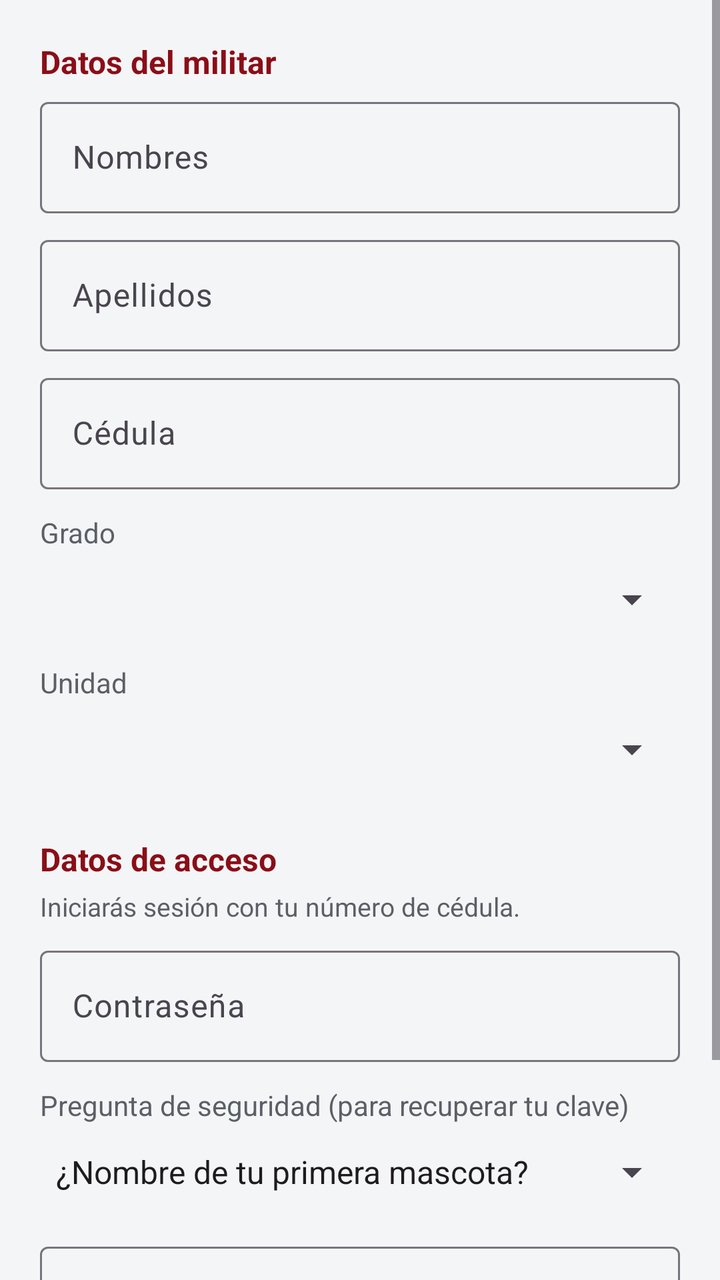
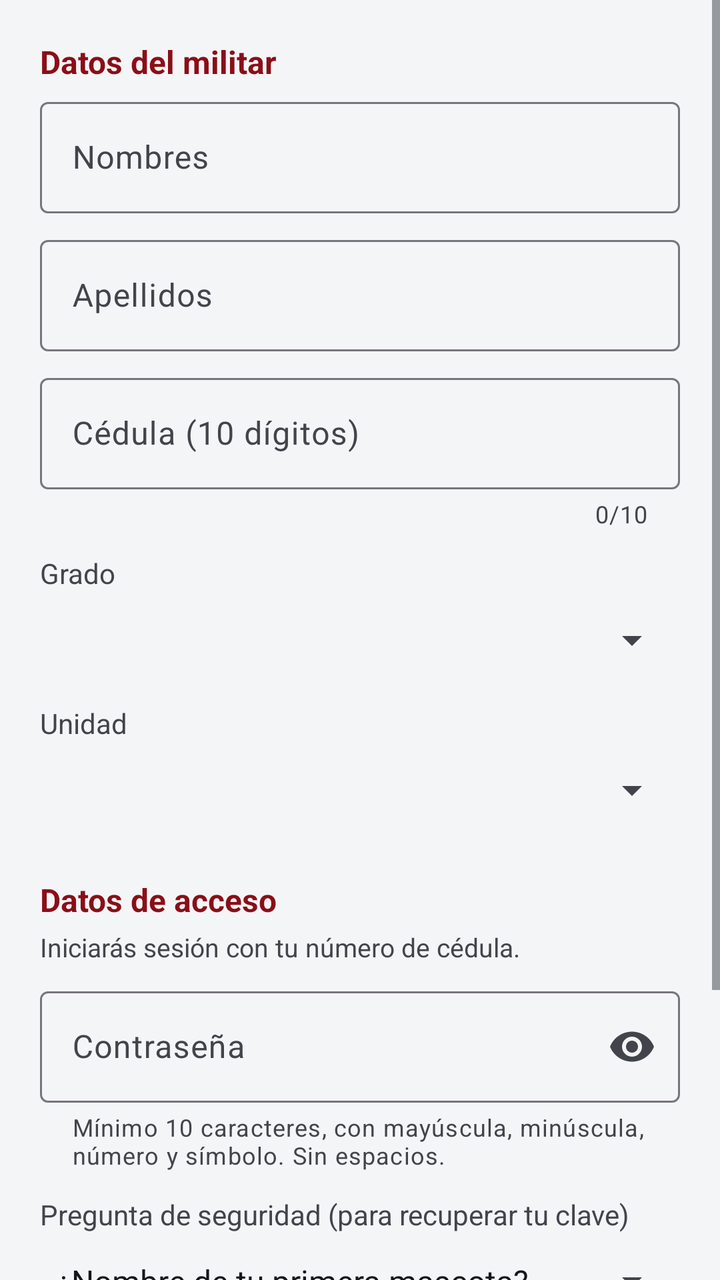

An Android layout rendered at two revisions. The XML below is the earlier revision; the diff shows what the commit changed to produce the second picture.
<!-- AndroidManifest.xml: application theme Theme.Confronta -->
<!-- res/layout/activity_registro.xml -->
<?xml version="1.0" encoding="utf-8"?>
<ScrollView xmlns:android="http://schemas.android.com/apk/res/android"
    android:layout_width="match_parent"
    android:layout_height="match_parent"
    android:background="@color/gris_fondo"
    android:fillViewport="true">

    <LinearLayout
        android:layout_width="match_parent"
        android:layout_height="wrap_content"
        android:orientation="vertical"
        android:padding="20dp">

        <TextView
            android:layout_width="wrap_content"
            android:layout_height="wrap_content"
            android:text="Datos del militar"
            android:textStyle="bold"
            android:textColor="@color/verde_militar_oscuro"
            android:textSize="16sp"
            android:layout_marginBottom="4dp" />

        <com.google.android.material.textfield.TextInputLayout
            android:layout_width="match_parent" android:layout_height="wrap_content"
            android:hint="Nombres">
            <com.google.android.material.textfield.TextInputEditText
                android:id="@+id/etNombres"
                android:layout_width="match_parent" android:layout_height="wrap_content"
                android:inputType="textCapWords" />
        </com.google.android.material.textfield.TextInputLayout>

        <com.google.android.material.textfield.TextInputLayout
            android:layout_width="match_parent" android:layout_height="wrap_content"
            android:layout_marginTop="8dp" android:hint="Apellidos">
            <com.google.android.material.textfield.TextInputEditText
                android:id="@+id/etApellidos"
                android:layout_width="match_parent" android:layout_height="wrap_content"
                android:inputType="textCapWords" />
        </com.google.android.material.textfield.TextInputLayout>

        <com.google.android.material.textfield.TextInputLayout
            android:layout_width="match_parent" android:layout_height="wrap_content"
            android:layout_marginTop="8dp" android:hint="Cédula">
            <com.google.android.material.textfield.TextInputEditText
                android:id="@+id/etCedula"
                android:layout_width="match_parent" android:layout_height="wrap_content"
                android:inputType="number" />
        </com.google.android.material.textfield.TextInputLayout>

        <TextView
            android:layout_width="wrap_content" android:layout_height="wrap_content"
            android:text="Grado" android:layout_marginTop="12dp"
            android:textColor="@color/gris_texto" />
        <Spinner
            android:id="@+id/spGrado"
            android:layout_width="match_parent" android:layout_height="wrap_content"
            android:minHeight="48dp" />

        <TextView
            android:layout_width="wrap_content" android:layout_height="wrap_content"
            android:text="Unidad" android:layout_marginTop="8dp"
            android:textColor="@color/gris_texto" />
        <Spinner
            android:id="@+id/spUnidad"
            android:layout_width="match_parent" android:layout_height="wrap_content"
            android:minHeight="48dp" />

        <TextView
            android:layout_width="wrap_content" android:layout_height="wrap_content"
            android:text="Datos de acceso" android:textStyle="bold"
            android:textColor="@color/verde_militar_oscuro" android:textSize="16sp"
            android:layout_marginTop="20dp" android:layout_marginBottom="4dp" />

        <TextView
            android:layout_width="wrap_content" android:layout_height="wrap_content"
            android:text="Iniciarás sesión con tu número de cédula."
            android:textColor="@color/gris_texto" android:textSize="13sp"
            android:layout_marginBottom="4dp" />

        <com.google.android.material.textfield.TextInputLayout
            android:layout_width="match_parent" android:layout_height="wrap_content"
            android:layout_marginTop="4dp" android:hint="Contraseña">
            <com.google.android.material.textfield.TextInputEditText
                android:id="@+id/etPassword"
                android:layout_width="match_parent" android:layout_height="wrap_content"
                android:inputType="textPassword" />
        </com.google.android.material.textfield.TextInputLayout>

        <TextView
            android:layout_width="wrap_content" android:layout_height="wrap_content"
            android:text="Pregunta de seguridad (para recuperar tu clave)"
            android:layout_marginTop="12dp" android:textColor="@color/gris_texto" />
        <Spinner
            android:id="@+id/spPregunta"
            android:layout_width="match_parent" android:layout_height="wrap_content"
            android:minHeight="48dp"
            android:entries="@array/preguntas_seguridad" />

        <com.google.android.material.textfield.TextInputLayout
            android:layout_width="match_parent" android:layout_height="wrap_content"
            android:layout_marginTop="8dp" android:hint="Respuesta secreta">
            <com.google.android.material.textfield.TextInputEditText
                android:id="@+id/etRespuesta"
                android:layout_width="match_parent" android:layout_height="wrap_content"
                android:inputType="text" />
        </com.google.android.material.textfield.TextInputLayout>

        <com.google.android.material.button.MaterialButton
            android:id="@+id/btnRegistrar"
            android:layout_width="match_parent" android:layout_height="wrap_content"
            android:layout_marginTop="20dp" android:paddingVertical="12dp"
            android:text="Registrarme" android:textSize="16sp" />

        <ProgressBar
            android:id="@+id/progreso"
            android:layout_width="wrap_content" android:layout_height="wrap_content"
            android:layout_gravity="center" android:layout_marginTop="12dp"
            android:visibility="gone" />
    </LinearLayout>
</ScrollView>
<!-- resources referenced by this layout -->
<resources>
  <string-array name="preguntas_seguridad">
          <item>¿Nombre de tu primera mascota?</item>
          <item>¿Ciudad donde naciste?</item>
          <item>¿Nombre de tu mejor amigo de la infancia?</item>
          <item>¿Cuál es tu comida favorita?</item>
          <item>¿Nombre de tu escuela primaria?</item>
      </string-array>
  <color name="gris_fondo">#F4F5F7</color>
  <color name="gris_texto">#5B5F66</color>
  <color name="verde_militar_oscuro">#8A0E17</color>
  <style name="Theme.Confronta" parent="Theme.Material3.DayNight">
          <item name="colorPrimary">@color/verde_militar</item>
          <item name="colorPrimaryDark">@color/verde_militar_oscuro</item>
          <item name="colorOnPrimary">@color/blanco</item>
          <item name="colorSecondary">@color/dorado</item>
          <item name="colorOnSecondary">@color/blanco</item>
          
          <item name="android:statusBarColor">@color/negro</item>
      </style>
  <color name="verde_militar">#C1121F</color>
  <color name="blanco">#FFFFFF</color>
  <color name="dorado">#52565C</color>
  <color name="negro">#14161A</color>
</resources>

<!-- the commit's change to res/layout/activity_registro.xml (unified diff, before → after) -->
@@ -1,5 +1,6 @@
 <?xml version="1.0" encoding="utf-8"?>
 <ScrollView xmlns:android="http://schemas.android.com/apk/res/android"
+    xmlns:app="http://schemas.android.com/apk/res-auto"
     android:layout_width="match_parent"
     android:layout_height="match_parent"
     android:background="@color/gris_fondo"
@@ -20,13 +21,16 @@
             android:textSize="16sp"
             android:layout_marginBottom="4dp" />
 
+        
         <com.google.android.material.textfield.TextInputLayout
             android:layout_width="match_parent" android:layout_height="wrap_content"
             android:hint="Nombres">
             <com.google.android.material.textfield.TextInputEditText
                 android:id="@+id/etNombres"
                 android:layout_width="match_parent" android:layout_height="wrap_content"
-                android:inputType="textCapWords" />
+                android:inputType="textCapCharacters"
+                android:maxLength="60"
+                android:digits="abcdefghijklmnopqrstuvwxyzABCDEFGHIJKLMNOPQRSTUVWXYZáéíóúüñÁÉÍÓÚÜÑ " />
         </com.google.android.material.textfield.TextInputLayout>
 
         <com.google.android.material.textfield.TextInputLayout
@@ -35,22 +39,28 @@
             <com.google.android.material.textfield.TextInputEditText
                 android:id="@+id/etApellidos"
                 android:layout_width="match_parent" android:layout_height="wrap_content"
-                android:inputType="textCapWords" />
+                android:inputType="textCapCharacters"
+                android:maxLength="60"
+                android:digits="abcdefghijklmnopqrstuvwxyzABCDEFGHIJKLMNOPQRSTUVWXYZáéíóúüñÁÉÍÓÚÜÑ " />
         </com.google.android.material.textfield.TextInputLayout>
 
+        
         <com.google.android.material.textfield.TextInputLayout
             android:layout_width="match_parent" android:layout_height="wrap_content"
-            android:layout_marginTop="8dp" android:hint="Cédula">
+            android:layout_marginTop="8dp" android:hint="Cédula (10 dígitos)"
+            app:counterEnabled="true" app:counterMaxLength="10">
             <com.google.android.material.textfield.TextInputEditText
                 android:id="@+id/etCedula"
                 android:layout_width="match_parent" android:layout_height="wrap_content"
-                android:inputType="number" />
+                android:inputType="number"
+                android:maxLength="10"
+                android:digits="0123456789" />
         </com.google.android.material.textfield.TextInputLayout>
 
         <TextView
             android:layout_width="wrap_content" android:layout_height="wrap_content"
             android:text="Grado" android:layout_marginTop="12dp"
-            android:textColor="@color/gris_texto" />
+            android:textColor="@color/texto_secundario" />
         <Spinner
             android:id="@+id/spGrado"
             android:layout_width="match_parent" android:layout_height="wrap_content"
@@ -59,7 +69,7 @@
         <TextView
             android:layout_width="wrap_content" android:layout_height="wrap_content"
             android:text="Unidad" android:layout_marginTop="8dp"
-            android:textColor="@color/gris_texto" />
+            android:textColor="@color/texto_secundario" />
         <Spinner
             android:id="@+id/spUnidad"
             android:layout_width="match_parent" android:layout_height="wrap_content"
@@ -74,22 +84,28 @@
         <TextView
             android:layout_width="wrap_content" android:layout_height="wrap_content"
             android:text="Iniciarás sesión con tu número de cédula."
-            android:textColor="@color/gris_texto" android:textSize="13sp"
+            android:textColor="@color/texto_secundario" android:textSize="13sp"
             android:layout_marginBottom="4dp" />
 
+        
         <com.google.android.material.textfield.TextInputLayout
             android:layout_width="match_parent" android:layout_height="wrap_content"
-            android:layout_marginTop="4dp" android:hint="Contraseña">
+            android:layout_marginTop="4dp" android:hint="Contraseña"
+            app:endIconMode="password_toggle"
+            app:endIconTint="@color/texto_secundario"
+            app:helperTextEnabled="true"
+            app:helperText="Mínimo 10 caracteres, con mayúscula, minúscula, número y símbolo. Sin espacios.">
             <com.google.android.material.textfield.TextInputEditText
                 android:id="@+id/etPassword"
                 android:layout_width="match_parent" android:layout_height="wrap_content"
-                android:inputType="textPassword" />
+                android:inputType="textPassword"
+                android:maxLength="72" />
         </com.google.android.material.textfield.TextInputLayout>
 
         <TextView
             android:layout_width="wrap_content" android:layout_height="wrap_content"
             android:text="Pregunta de seguridad (para recuperar tu clave)"
-            android:layout_marginTop="12dp" android:textColor="@color/gris_texto" />
+            android:layout_marginTop="12dp" android:textColor="@color/texto_secundario" />
         <Spinner
             android:id="@+id/spPregunta"
             android:layout_width="match_parent" android:layout_height="wrap_content"
@@ -102,7 +118,8 @@
             <com.google.android.material.textfield.TextInputEditText
                 android:id="@+id/etRespuesta"
                 android:layout_width="match_parent" android:layout_height="wrap_content"
-                android:inputType="text" />
+                android:inputType="text"
+                android:maxLength="60" />
         </com.google.android.material.textfield.TextInputLayout>
 
         <com.google.android.material.button.MaterialButton
<!-- resource entries referenced after the edit -->
@@ -8,20 +8,44 @@
           <item>¿Nombre de tu escuela primaria?</item>
       </string-array>
   <color name="gris_fondo">#F4F5F7</color>
-  <color name="gris_texto">#5B5F66</color>
+  <color name="texto_secundario">#41454B</color>
   <color name="verde_militar_oscuro">#8A0E17</color>
-  <style name="Theme.Confronta" parent="Theme.Material3.DayNight">
+  <style name="Theme.Confronta" parent="Theme.Material3.Light">
           <item name="colorPrimary">@color/verde_militar</item>
           <item name="colorPrimaryDark">@color/verde_militar_oscuro</item>
           <item name="colorOnPrimary">@color/blanco</item>
           <item name="colorSecondary">@color/dorado</item>
           <item name="colorOnSecondary">@color/blanco</item>
+  
+          
+          <item name="colorSurface">@color/superficie</item>
+          <item name="colorOnSurface">@color/texto_principal</item>
+          <item name="colorOnSurfaceVariant">@color/texto_secundario</item>
+          <item name="android:colorBackground">@color/gris_fondo</item>
+          <item name="colorOnBackground">@color/texto_principal</item>
+          <item name="android:textColorPrimary">@color/texto_principal</item>
+          <item name="android:textColorSecondary">@color/texto_secundario</item>
+          <item name="android:textColorHint">@color/texto_hint</item>
+  
+          
+          <item name="materialButtonStyle">@style/Widget.Confronta.Button</item>
+  
           
           <item name="android:statusBarColor">@color/negro</item>
       </style>
   <color name="verde_militar">#C1121F</color>
   <color name="blanco">#FFFFFF</color>
   <color name="dorado">#52565C</color>
+  <color name="superficie">#FFFFFF</color>
+  <color name="texto_principal">#14161A</color>
+  <color name="texto_hint">#6B7078</color>
+  <style name="Widget.Confronta.Button" parent="Widget.Material3.Button">
+          <item name="backgroundTint">@color/boton_fondo</item>
+          <item name="android:textColor">@color/boton_texto</item>
+          <item name="iconTint">@color/boton_texto</item>
+          <item name="rippleColor">@color/blanco</item>
+          <item name="android:textAllCaps">false</item>
+      </style>
   <color name="negro">#14161A</color>
 </resources>
 
